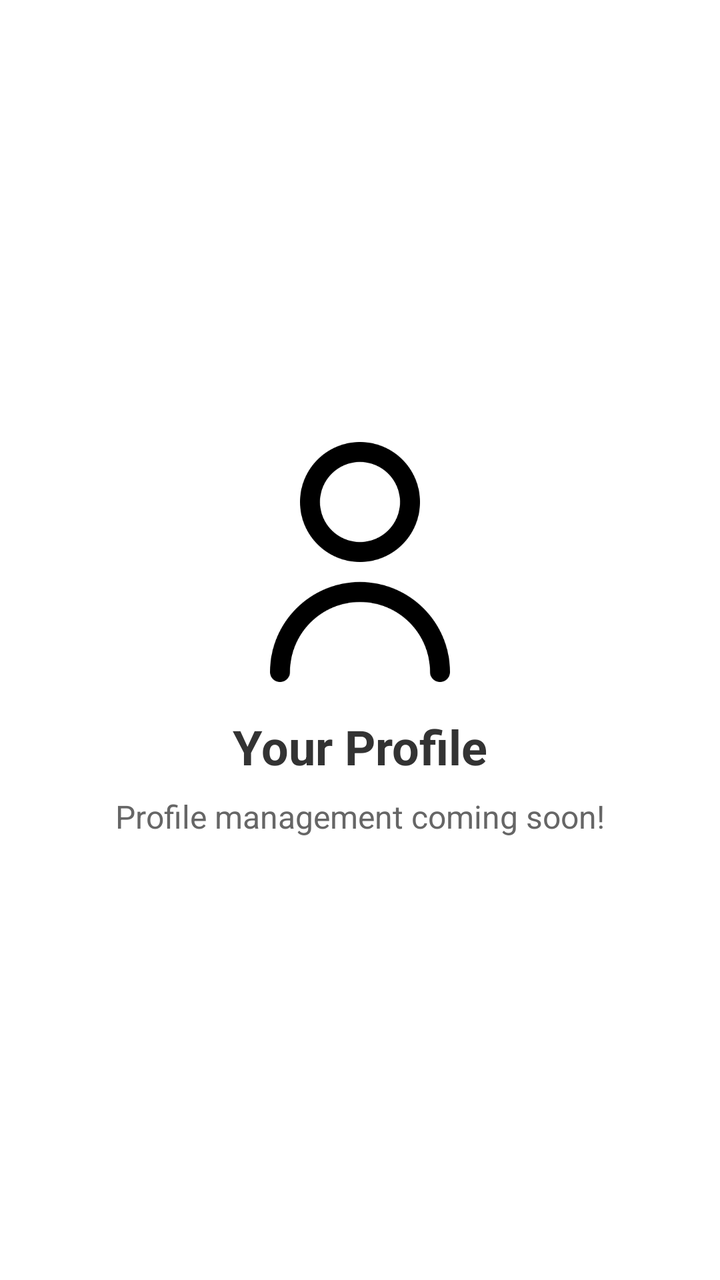
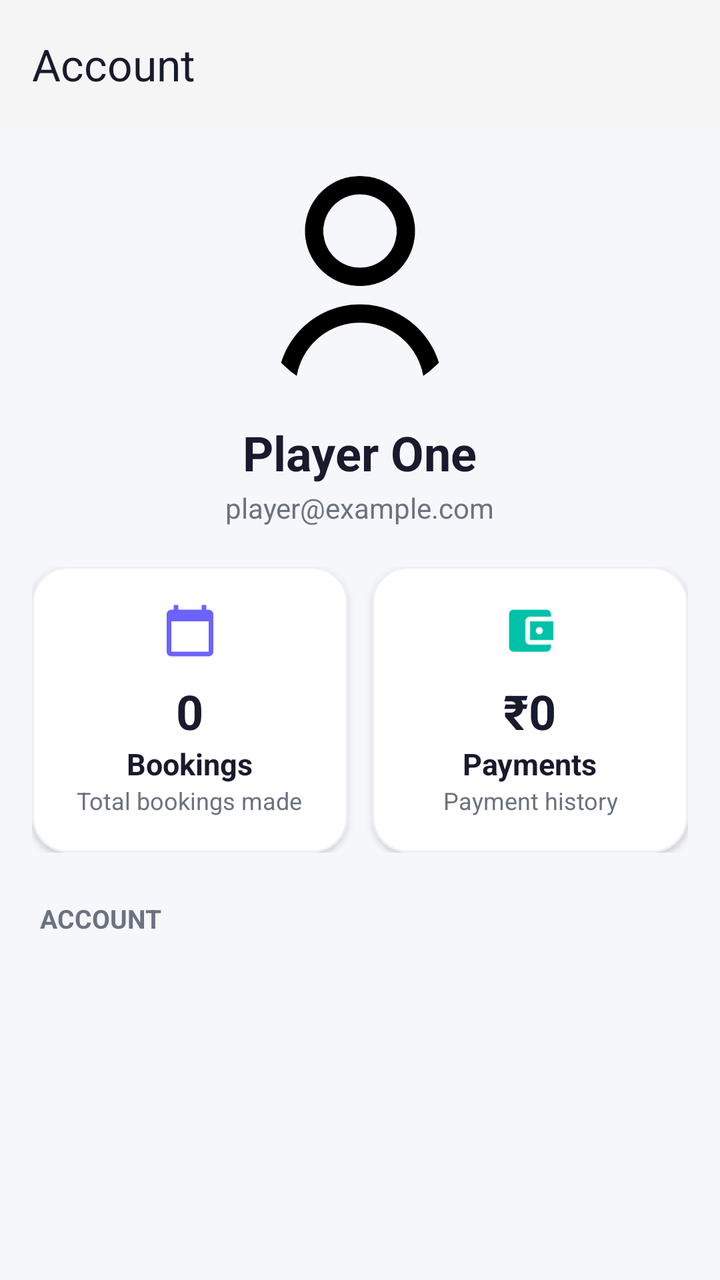

An Android layout rendered at two revisions. The XML below is the earlier revision; the diff shows what the commit changed to produce the second picture.
<!-- AndroidManifest.xml: application theme Theme.PLAYO -->
<!-- res/layout/fragment_profile.xml -->
<?xml version="1.0" encoding="utf-8"?>
<LinearLayout xmlns:android="http://schemas.android.com/apk/res/android"
    android:layout_width="match_parent"
    android:layout_height="match_parent"
    android:orientation="vertical"
    android:gravity="center"
    android:background="#FFFFFF">

    <ImageView
        android:layout_width="120dp"
        android:layout_height="120dp"
        android:src="@drawable/user"
        android:layout_marginBottom="16dp"/>

    <TextView
        android:layout_width="wrap_content"
        android:layout_height="wrap_content"
        android:text="Your Profile"
        android:textSize="24sp"
        android:textStyle="bold"
        android:textColor="#333333"/>

    <TextView
        android:layout_width="wrap_content"
        android:layout_height="wrap_content"
        android:text="Profile management coming soon!"
        android:textSize="16sp"
        android:textColor="#666666"
        android:layout_marginTop="8dp"/>

</LinearLayout>
<!-- resources referenced by this layout -->
<resources>
  <!-- drawable user: png bitmap (drawable, 12737 bytes) -->
  <style name="Theme.PLAYO" parent="Theme.Material3.DayNight.NoActionBar">
          
          
      </style>
</resources>

<!-- the commit's change to res/layout/fragment_profile.xml (unified diff, before → after) -->
@@ -1,31 +1,238 @@
 <?xml version="1.0" encoding="utf-8"?>
-<LinearLayout xmlns:android="http://schemas.android.com/apk/res/android"
+<androidx.coordinatorlayout.widget.CoordinatorLayout
+    xmlns:android="http://schemas.android.com/apk/res/android"
+    xmlns:app="http://schemas.android.com/apk/res-auto"
+    xmlns:tools="http://schemas.android.com/tools"
+    android:id="@+id/profileParent"
     android:layout_width="match_parent"
     android:layout_height="match_parent"
-    android:orientation="vertical"
-    android:gravity="center"
-    android:background="#FFFFFF">
-
-    <ImageView
-        android:layout_width="120dp"
-        android:layout_height="120dp"
-        android:src="@drawable/user"
-        android:layout_marginBottom="16dp"/>
-
-    <TextView
-        android:layout_width="wrap_content"
+    android:background="@color/screen_bg"
+    tools:context=".ProfileFragment">
+
+    
+    <com.google.android.material.appbar.AppBarLayout
+        android:id="@+id/profileAppBar"
+        android:layout_width="match_parent"
         android:layout_height="wrap_content"
-        android:text="Your Profile"
-        android:textSize="24sp"
-        android:textStyle="bold"
-        android:textColor="#333333"/>
-
-    <TextView
-        android:layout_width="wrap_content"
-        android:layout_height="wrap_content"
-        android:text="Profile management coming soon!"
-        android:textSize="16sp"
-        android:textColor="#666666"
-        android:layout_marginTop="8dp"/>
-
-</LinearLayout>
+        android:elevation="0dp"
+        android:background="@color/toolbar_bg">
+
+        <androidx.appcompat.widget.Toolbar
+            android:id="@+id/profileToolbar"
+            style="@style/Widget.App.Toolbar"
+            android:layout_width="match_parent"
+            android:layout_height="?attr/actionBarSize"
+            app:title="@string/profile_account" />
+    </com.google.android.material.appbar.AppBarLayout>
+
+    
+    <androidx.core.widget.NestedScrollView
+        android:id="@+id/profileScroll"
+        android:layout_width="match_parent"
+        android:layout_height="match_parent"
+        android:fillViewport="true"
+        android:overScrollMode="never"
+        app:layout_behavior="@string/appbar_scrolling_view_behavior">
+
+        <LinearLayout
+            android:layout_width="match_parent"
+            android:layout_height="wrap_content"
+            android:orientation="vertical"
+            android:paddingBottom="24dp">
+
+            
+            <LinearLayout
+                android:layout_width="match_parent"
+                android:layout_height="wrap_content"
+                android:orientation="vertical"
+                android:gravity="center"
+                android:paddingTop="24dp"
+                android:paddingBottom="20dp">
+
+                
+                <FrameLayout
+                    android:id="@+id/avatarWrapper"
+                    android:layout_width="110dp"
+                    android:layout_height="110dp"
+                    android:background="?android:attr/selectableItemBackgroundBorderless"
+                    android:clickable="true"
+                    android:focusable="true"
+                    android:contentDescription="@string/profile_edit_photo">
+
+                    <com.google.android.material.imageview.ShapeableImageView
+                        android:id="@+id/profileAvatar"
+                        android:layout_width="match_parent"
+                        android:layout_height="match_parent"
+                        android:scaleType="centerCrop"
+                        android:src="@drawable/user"
+                        android:contentDescription="@string/profile_edit_photo"
+                        app:shapeAppearanceOverlay="@style/ShapeAppearanceOverlay.App.CircleAvatar" />
+                </FrameLayout>
+
+                <TextView
+                    android:id="@+id/profileName"
+                    android:layout_width="wrap_content"
+                    android:layout_height="wrap_content"
+                    android:text="Player One"
+                    android:textColor="@color/text_primary"
+                    android:textSize="24sp"
+                    android:textStyle="bold"
+                    android:layout_marginTop="12dp" />
+
+                <TextView
+                    android:id="@+id/profileEmail"
+                    android:layout_width="wrap_content"
+                    android:layout_height="wrap_content"
+                    android:text="player@example.com"
+                    android:textColor="@color/text_secondary"
+                    android:textSize="14sp"
+                    android:layout_marginTop="2dp" />
+            </LinearLayout>
+
+            
+            <LinearLayout
+                android:layout_width="match_parent"
+                android:layout_height="wrap_content"
+                android:layout_marginHorizontal="16dp"
+                android:orientation="horizontal">
+
+                
+                <com.google.android.material.card.MaterialCardView
+                    android:id="@+id/cardBookings"
+                    android:layout_width="0dp"
+                    android:layout_height="wrap_content"
+                    android:layout_weight="1"
+                    android:clickable="true"
+                    android:focusable="true"
+                    android:foreground="?attr/selectableItemBackground"
+                    app:cardBackgroundColor="@color/surface_white"
+                    app:cardCornerRadius="18dp"
+                    app:cardElevation="2dp"
+                    app:strokeColor="@color/card_stroke"
+                    app:strokeWidth="1dp">
+
+                    <LinearLayout
+                        android:layout_width="match_parent"
+                        android:layout_height="wrap_content"
+                        android:orientation="vertical"
+                        android:gravity="center"
+                        android:padding="18dp">
+
+                        <ImageView
+                            android:layout_width="28dp"
+                            android:layout_height="28dp"
+                            android:src="@drawable/ic_calendar"
+                            app:tint="@color/colorPrimary" />
+
+                        <TextView
+                            android:id="@+id/statBookingCount"
+                            android:layout_width="wrap_content"
+                            android:layout_height="wrap_content"
+                            android:text="0"
+                            android:textColor="@color/text_primary"
+                            android:textSize="24sp"
+                            android:textStyle="bold"
+                            android:layout_marginTop="10dp" />
+
+                        <TextView
+                            android:layout_width="wrap_content"
+                            android:layout_height="wrap_content"
+                            android:text="@string/profile_bookings"
+                            android:textColor="@color/text_primary"
+                            android:textSize="15sp"
+                            android:textStyle="bold" />
+
+                        <TextView
+                            android:layout_width="wrap_content"
+                            android:layout_height="wrap_content"
+                            android:text="@string/profile_bookings_sub"
+                            android:textColor="@color/text_secondary"
+                            android:textSize="12sp"
+                            android:textAlignment="center" />
+                    </LinearLayout>
+                </com.google.android.material.card.MaterialCardView>
+
+                
+                <com.google.android.material.card.MaterialCardView
+                    android:id="@+id/cardPayments"
+                    android:layout_width="0dp"
+                    android:layout_height="wrap_content"
+                    android:layout_weight="1"
+                    android:layout_marginStart="12dp"
+                    android:clickable="true"
+                    android:focusable="true"
+                    android:foreground="?attr/selectableItemBackground"
+                    app:cardBackgroundColor="@color/surface_white"
+                    app:cardCornerRadius="18dp"
+                    app:cardElevation="2dp"
+                    app:strokeColor="@color/card_stroke"
+                    app:strokeWidth="1dp">
+
+                    <LinearLayout
+                        android:layout_width="match_parent"
+                        android:layout_height="wrap_content"
+                        android:orientation="vertical"
+                        android:gravity="center"
+                        android:padding="18dp">
+
+                        <ImageView
+                            android:layout_width="28dp"
+                            android:layout_height="28dp"
+                            android:src="@drawable/ic_wallet"
+                            app:tint="@color/colorSecondary" />
+
+                        <TextView
+                            android:id="@+id/statTotalSpent"
+                            android:layout_width="wrap_content"
+                            android:layout_height="wrap_content"
+                            android:text="₹0"
+                            android:textColor="@color/text_primary"
+                            android:textSize="24sp"
+                            android:textStyle="bold"
+                            android:layout_marginTop="10dp" />
+
+                        <TextView
+                            android:layout_width="wrap_content"
+                            android:layout_height="wrap_content"
+                            android:text="@string/profile_payments"
+                            android:textColor="@color/text_primary"
+                            android:textSize="15sp"
+                            android:textStyle="bold" />
+
+                        <TextView
+                            android:layout_width="wrap_content"
+                            android:layout_height="wrap_content"
+                            android:text="@string/profile_payments_sub"
+                            android:textColor="@color/text_secondary"
+                            android:textSize="12sp"
+                            android:textAlignment="center" />
+                    </LinearLayout>
+                </com.google.android.material.card.MaterialCardView>
+            </LinearLayout>
+
+            
+            <TextView
+                android:layout_width="wrap_content"
+                android:layout_height="wrap_content"
+                android:layout_marginStart="20dp"
+                android:layout_marginTop="24dp"
+                android:layout_marginBottom="4dp"
+                android:text="@string/profile_account"
+                android:textColor="@color/text_secondary"
+                android:textSize="13sp"
+                android:textStyle="bold"
+                android:textAllCaps="true" />
+
+            <androidx.recyclerview.widget.RecyclerView
+                android:id="@+id/profileMenuRecycler"
+                android:layout_width="match_parent"
+                android:layout_height="wrap_content"
+                android:paddingHorizontal="12dp"
+                android:clipToPadding="false"
+                android:nestedScrollingEnabled="false"
+                android:overScrollMode="never"
+                app:layoutManager="androidx.recyclerview.widget.LinearLayoutManager" />
+        </LinearLayout>
+    </androidx.core.widget.NestedScrollView>
+
+</androidx.coordinatorlayout.widget.CoordinatorLayout>
<!-- resource entries referenced after the edit -->
@@ -1,9 +1,63 @@
 <!-- resources referenced by this layout -->
 <resources>
+  <color name="card_stroke">#FFEDEFF3</color>
+  <color name="colorPrimary">#FF6C63FF</color>
+  <color name="colorSecondary">#FF00C2A8</color>
+  <color name="screen_bg">#FFF6F7FB</color>
+  <color name="surface_white">#FFFFFFFF</color>
+  <color name="text_primary">#FF1A1A2E</color>
+  <color name="text_secondary">#FF6B7280</color>
+  <color name="toolbar_bg">#FFF5F5F5</color>
+  <!-- drawable ic_calendar (drawable) -->
+  <vector xmlns:android="http://schemas.android.com/apk/res/android"
+      android:width="24dp"
+      android:height="24dp"
+      android:viewportWidth="24"
+      android:viewportHeight="24">
+      <path
+          android:fillColor="#FF000000"
+          android:pathData="M20,3h-1V1h-2v2H7V1H5v2H4c-1.1,0 -2,0.9 -2,2v16c0,1.1 0.9,2 2,2h16c1.1,0 2,-0.9 2,-2V5c0,-1.1 -0.9,-2 -2,-2zM20,21H4V8h16v13z" />
+  </vector>
+  <!-- drawable ic_wallet (drawable) -->
+  <vector xmlns:android="http://schemas.android.com/apk/res/android"
+      android:width="24dp"
+      android:height="24dp"
+      android:viewportWidth="24"
+      android:viewportHeight="24">
+      <path
+          android:fillColor="#FF000000"
+          android:pathData="M21,18v1c0,1.1 -0.9,2 -2,2H5c-1.11,0 -2,-0.9 -2,-2V5c0,-1.1 0.89,-2 2,-2h14c1.1,0 2,0.9 2,2v1h-9c-1.11,0 -2,0.9 -2,2v8c0,1.1 0.89,2 2,2h9zM12,16h10V8H12v8zM16,13.5c-0.83,0 -1.5,-0.67 -1.5,-1.5s0.67,-1.5 1.5,-1.5 1.5,0.67 1.5,1.5 -0.67,1.5 -1.5,1.5z" />
+  </vector>
   <!-- drawable user: png bitmap (drawable, 12737 bytes) -->
+  <string name="profile_account">Account</string>
+  <string name="profile_bookings">Bookings</string>
+  <string name="profile_bookings_sub">Total bookings made</string>
+  <string name="profile_edit_photo">Change photo</string>
+  <string name="profile_payments">Payments</string>
+  <string name="profile_payments_sub">Payment history</string>
+  <style name="ShapeAppearanceOverlay.App.CircleAvatar" parent="">
+          <item name="cornerFamily">rounded</item>
+          <item name="cornerSize">50%</item>
+      </style>
+  <style name="Widget.App.Toolbar" parent="Widget.Material3.Toolbar">
+          <item name="android:background">@color/toolbar_bg</item>
+          <item name="titleTextColor">@color/toolbar_fg</item>
+          <item name="navigationIconTint">@color/toolbar_fg</item>
+          <item name="android:elevation">0dp</item>
+          <item name="contentInsetStartWithNavigation">0dp</item>
+      </style>
   <style name="Theme.PLAYO" parent="Theme.Material3.DayNight.NoActionBar">
-          
-          
+          <item name="colorPrimary">@color/colorPrimary</item>
+          <item name="colorPrimaryDark">@color/colorPrimaryDark</item>
+          <item name="colorOnPrimary">@color/white</item>
+          <item name="colorSecondary">@color/colorSecondary</item>
+          <item name="colorOnSecondary">@color/white</item>
+          <item name="android:statusBarColor">@color/screen_bg</item>
+          <item name="android:windowBackground">@color/screen_bg</item>
+          <item name="materialCardViewStyle">@style/Widget.Material3.CardView.Elevated</item>
       </style>
+  <color name="toolbar_fg">#FF1A1A2E</color>
+  <color name="colorPrimaryDark">#FF5549E0</color>
+  <color name="white">#FFFFFFFF</color>
 </resources>
 
